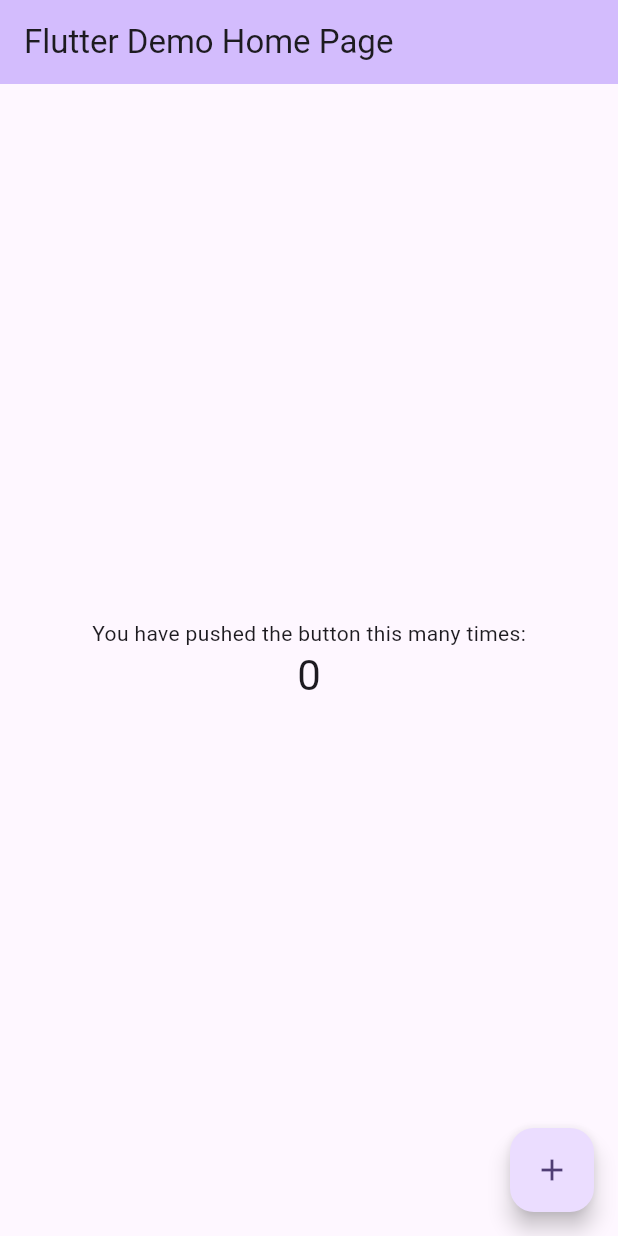
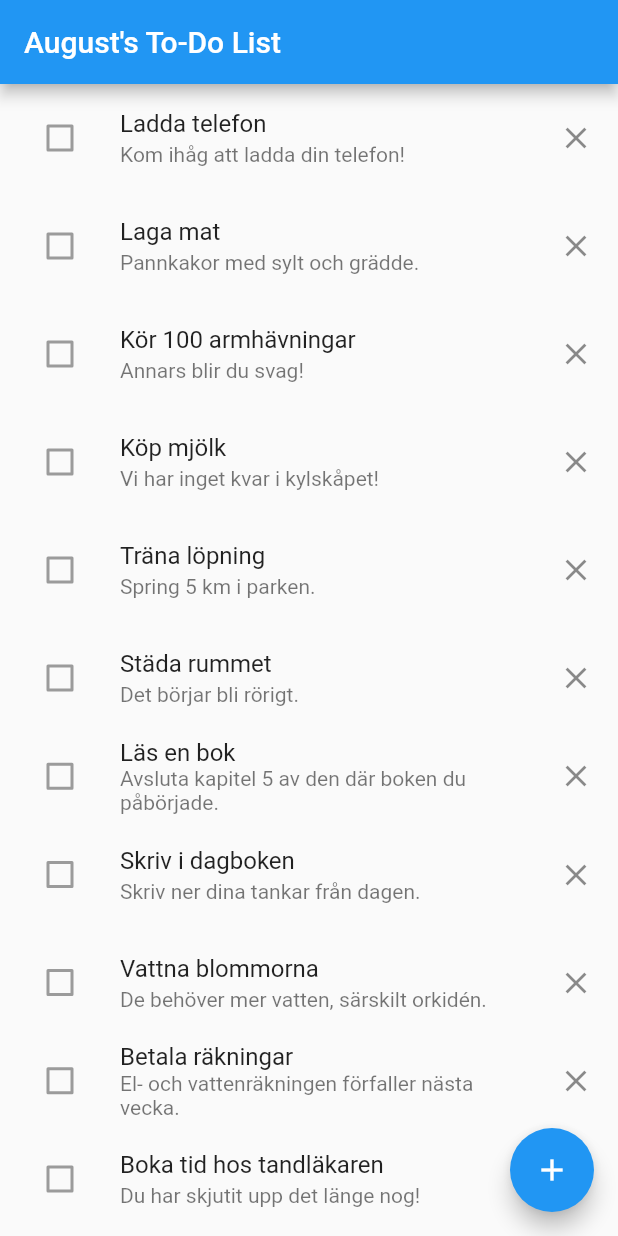
Before and after one commit to Aub3r/TaskPlanner, a Flutter app: the screen it shows after launch, on a phone screen of 412 x 824 dp. Run offline on Flutter 3.47's test engine with Material 2 defaults, Android fonts, the phone set to English and light mode, and no system bars.

Commit message:
Redigerade koden i steg1 för att uppfylla kraven på inlämning 1

```diff
--- a/lib/main.dart
+++ b/lib/main.dart
@@ -5,121 +5,124 @@ void main() {
 }
 
 class MyApp extends StatelessWidget {
-  const MyApp({super.key});
+  const MyApp({Key? key}) : super(key: key);
 
-  // This widget is the root of your application.
   @override
   Widget build(BuildContext context) {
     return MaterialApp(
-      title: 'Flutter Demo',
-      theme: ThemeData(
-        // This is the theme of your application.
-        //
-        // TRY THIS: Try running your application with "flutter run". You'll see
-        // the application has a blue toolbar. Then, without quitting the app,
-        // try changing the seedColor in the colorScheme below to Colors.green
-        // and then invoke "hot reload" (save your changes or press the "hot
-        // reload" button in a Flutter-supported IDE, or press "r" if you used
-        // the command line to start the app).
-        //
-        // Notice that the counter didn't reset back to zero; the application
-        // state is not lost during the reload. To reset the state, use hot
-        // restart instead.
-        //
-        // This works for code too, not just values: Most code changes can be
-        // tested with just a hot reload.
-        colorScheme: ColorScheme.fromSeed(seedColor: Colors.deepPurple),
-        useMaterial3: true,
-      ),
-      home: const MyHomePage(title: 'Flutter Demo Home Page'),
+      home: TodoList(),
     );
   }
 }
 
-class MyHomePage extends StatefulWidget {
-  const MyHomePage({super.key, required this.title});
-
-  // This widget is the home page of your application. It is stateful, meaning
-  // that it has a State object (defined below) that contains fields that affect
-  // how it looks.
-
-  // This class is the configuration for the state. It holds the values (in this
-  // case the title) provided by the parent (in this case the App widget) and
-  // used by the build method of the State. Fields in a Widget subclass are
-  // always marked "final".
-
-  final String title;
-
+class AddTask extends StatelessWidget {
   @override
-  State<MyHomePage> createState() => _MyHomePageState();
+  Widget build(BuildContext context) {
+    return Scaffold(
+      appBar: AppBar(
+        title: Text('Add Task'),
+      ),
+      body: Padding(
+        padding: const EdgeInsets.all(10),
+        child: Column(
+          crossAxisAlignment: CrossAxisAlignment.start,
+          children: <Widget>[
+            TextField(
+              decoration: InputDecoration(
+                labelText: 'What do you need to do?',
+                border: OutlineInputBorder(),
+              ),
+            ),
+            SizedBox(height: 20),
+            ElevatedButton(
+              onPressed: () {
+                Navigator.pop(context);
+              },
+              child: Text('Add'),
+            )
+          ],
+        ),
+      ),
+    );
+  }
 }
 
-class _MyHomePageState extends State<MyHomePage> {
-  int _counter = 0;
+class TodoTask {
+  String taskName;
+  String description;
 
-  void _incrementCounter() {
-    setState(() {
-      // This call to setState tells the Flutter framework that something has
-      // changed in this State, which causes it to rerun the build method below
-      // so that the display can reflect the updated values. If we changed
-      // _counter without calling setState(), then the build method would not be
-      // called again, and so nothing would appear to happen.
-      _counter++;
-    });
-  }
+  TodoTask(this.taskName, this.description);
+}
+
+class TodoList extends StatefulWidget {
+  @override
+  _TodoListState createState() => _TodoListState();
+}
+
+class _TodoListState extends State<TodoList> {
+  List<TodoTask> tasks = [
+    TodoTask('Ladda telefon', 'Kom ihåg att ladda din telefon!'),
+    TodoTask('Laga mat', 'Pannkakor med sylt och grädde.'),
+    TodoTask('Kör 100 armhävningar', 'Annars blir du svag!'),
+    TodoTask('Köp mjölk', 'Vi har inget kvar i kylskåpet!'),
+    TodoTask('Träna löpning', 'Spring 5 km i parken.'),
+    TodoTask('Städa rummet', 'Det börjar bli rörigt.'),
+    TodoTask('Läs en bok', 'Avsluta kapitel 5 av den där boken du påbörjade.'),
+    TodoTask('Skriv i dagboken', 'Skriv ner dina tankar från dagen.'),
+    TodoTask('Vattna blommorna', 'De behöver mer vatten, särskilt orkidén.'),
+    TodoTask(
+        'Betala räkningar', 'El- och vattenräkningen förfaller nästa vecka.'),
+    TodoTask('Boka tid hos tandläkaren', 'Du har skjutit upp det länge nog!'),
+    TodoTask('Köp en födelsedagspresent', 'Mammas födelsedag är nästa vecka.'),
+    TodoTask('Laga cykeln', 'Byt ut det punkterade hjulet.'),
+  ];
 
   @override
   Widget build(BuildContext context) {
-    // This method is rerun every time setState is called, for instance as done
-    // by the _incrementCounter method above.
-    //
-    // The Flutter framework has been optimized to make rerunning build methods
-    // fast, so that you can just rebuild anything that needs updating rather
-    // than having to individually change instances of widgets.
     return Scaffold(
-      appBar: AppBar(
-        // TRY THIS: Try changing the color here to a specific color (to
-        // Colors.amber, perhaps?) and trigger a hot reload to see the AppBar
-        // change color while the other colors stay the same.
-        backgroundColor: Theme.of(context).colorScheme.inversePrimary,
-        // Here we take the value from the MyHomePage object that was created by
-        // the App.build method, and use it to set our appbar title.
-        title: Text(widget.title),
-      ),
-      body: Center(
-        // Center is a layout widget. It takes a single child and positions it
-        // in the middle of the parent.
-        child: Column(
-          // Column is also a layout widget. It takes a list of children and
-          // arranges them vertically. By default, it sizes itself to fit its
-          // children horizontally, and tries to be as tall as its parent.
-          //
-          // Column has various properties to control how it sizes itself and
-          // how it positions its children. Here we use mainAxisAlignment to
-          // center the children vertically; the main axis here is the vertical
-          // axis because Columns are vertical (the cross axis would be
-          // horizontal).
-          //
-          // TRY THIS: Invoke "debug painting" (choose the "Toggle Debug Paint"
-          // action in the IDE, or press "p" in the console), to see the
-          // wireframe for each widget.
-          mainAxisAlignment: MainAxisAlignment.center,
-          children: <Widget>[
-            const Text(
-              'You have pushed the button this many times:',
-            ),
-            Text(
-              '$_counter',
-              style: Theme.of(context).textTheme.headlineMedium,
-            ),
-          ],
-        ),
+      appBar: AppBar(title: const Text("August's To-Do List")),
+      body: ListView.builder(
+        itemBuilder: (context, index) {
+          return _item(context, tasks[index]);
+        },
+        itemCount: tasks.length,
       ),
       floatingActionButton: FloatingActionButton(
-        onPressed: _incrementCounter,
-        tooltip: 'Increment',
+        onPressed: () {
+          Navigator.push(
+              context, MaterialPageRoute(builder: (context) => AddTask()));
+        },
         child: const Icon(Icons.add),
-      ), // This trailing comma makes auto-formatting nicer for build methods.
+      ),
+    );
+  }
+
+  Widget _item(BuildContext context, TodoTask task) {
+    return ListTile(
+      onTap: () {
+        Navigator.push(context,
+            MaterialPageRoute(builder: (context) => OtherView(task.taskName)));
+      },
+      leading: Checkbox(
+        value: false,
+        onChanged: null,
+      ),
+      title: Text(task.taskName),
+      subtitle: Text(task.description),
+      trailing: Icon(Icons.close),
     );
   }
 }
+
+class OtherView extends StatelessWidget {
+  final String taskName;
+  OtherView(this.taskName);
+
+  @override
+  Widget build(BuildContext context) {
+    return Scaffold(
+      appBar: AppBar(title: Text(taskName)),
+      body: Center(child: Text('Description')),
+    );
+  }
+}
```
Also changed, not shown: pubspec.lock.
